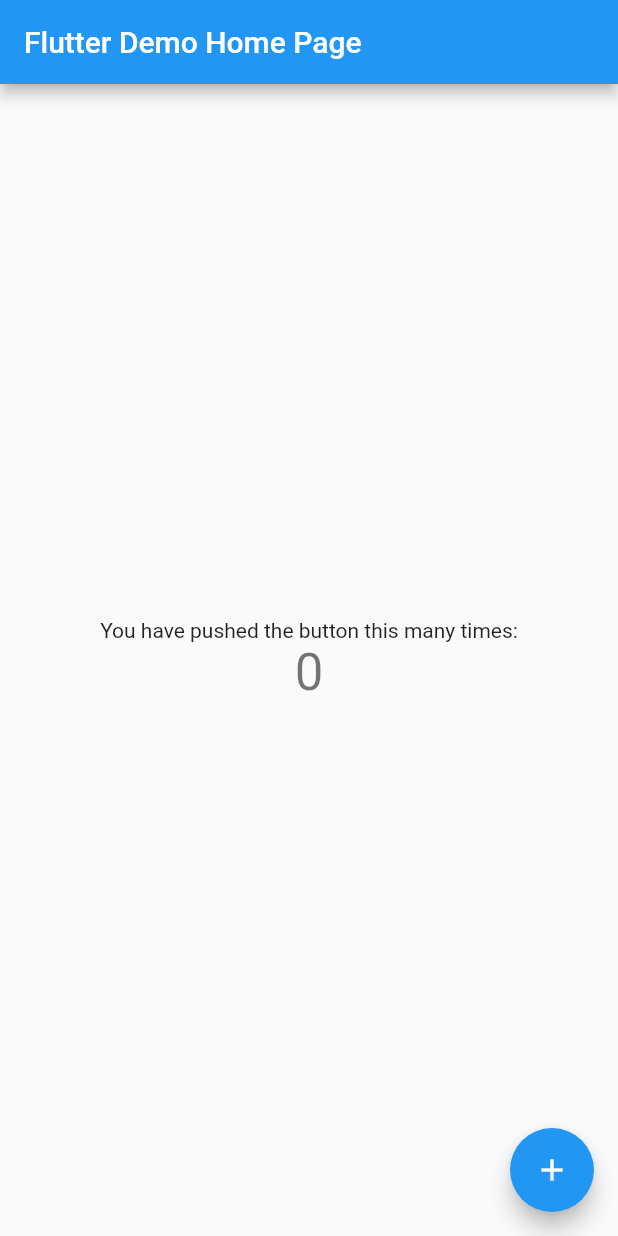
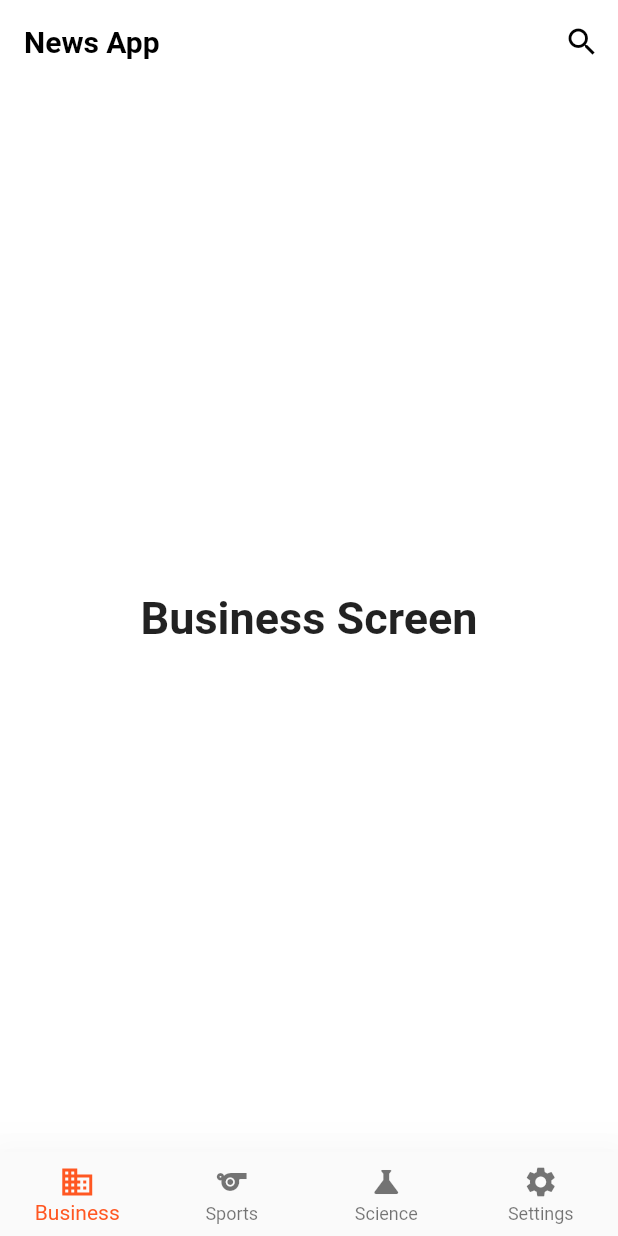
Before and after one commit to ahmedkamal22/NewsApp, a Flutter app: the screen it shows after launch, on a phone screen of 412 x 824 dp. Run offline on Flutter 3.47's test engine with Material 2 defaults, Android fonts, the light colour scheme and no system bars; our stand-ins replace bloc, flutter_bloc.

Commit message:
In this Branch I create bottom navigation bar items and toggled with them

```diff
--- /dev/null
+++ b/lib/layout/home.dart
@@ -0,0 +1,38 @@
+import 'package:flutter/cupertino.dart';
+import 'package:flutter/material.dart';
+import 'package:flutter_bloc/flutter_bloc.dart';
+import 'package:news_app/modules/business/business.dart';
+import 'package:news_app/shared/cubit/cubit.dart';
+import 'package:news_app/shared/cubit/states.dart';
+
+class Home extends StatelessWidget {
+  const Home({Key? key}) : super(key: key);
+
+  @override
+  Widget build(BuildContext context) {
+    return BlocProvider(
+      create: (BuildContext context) => NewsAppCubit(),
+      child: BlocConsumer<NewsAppCubit, NewsAppStates>(
+          listener: (context, state) {},
+          builder: (context, state) {
+            NewsAppCubit cubit = NewsAppCubit.get(context);
+            return Scaffold(
+              appBar: AppBar(
+                title: Text("News App"),
+                actions: [
+                  IconButton(onPressed: () {}, icon: Icon(Icons.search))
+                ],
+              ),
+              body: cubit.screens[cubit.currentIndex],
+              bottomNavigationBar: BottomNavigationBar(
+                currentIndex: cubit.currentIndex,
+                onTap: (index) {
+                  cubit.changeIndex(index);
+                },
+                items: cubit.items,
+              ),
+            );
+          }),
+    );
+  }
+}
--- a/lib/main.dart
+++ b/lib/main.dart
@@ -1,11 +1,14 @@
 import 'package:bloc/bloc.dart';
 import 'package:flutter/material.dart';
+import 'package:flutter/services.dart';
 import 'package:news_app/shared/components/constants.dart';
+
+import 'layout/home.dart';
 
 void main() {
   BlocOverrides.runZoned(
-        () {
-          runApp(const MyApp());
+    () {
+      runApp(MyApp());
     },
     blocObserver: MyBlocObserver(),
   );
@@ -18,106 +21,27 @@
   @override
   Widget build(BuildContext context) {
     return MaterialApp(
-      title: 'Flutter Demo',
+      debugShowCheckedModeBanner: false,
       theme: ThemeData(
-        // This is the theme of your application.
-        //
-        // Try running your application with "flutter run". You'll see the
-        // application has a blue toolbar. Then, without quitting the app, try
-        // changing the primarySwatch below to Colors.green and then invoke
-        // "hot reload" (press "r" in the console where you ran "flutter run",
-        // or simply save your changes to "hot reload" in a Flutter IDE).
-        // Notice that the counter didn't reset back to zero; the application
-        // is not restarted.
-        primarySwatch: Colors.blue,
+        scaffoldBackgroundColor: Colors.white,
+        appBarTheme: AppBarTheme(
+          color: Colors.white,
+          elevation: 0.0,
+          titleTextStyle: TextStyle(
+              color: Colors.black, fontWeight: FontWeight.bold, fontSize: 20.0),
+          iconTheme: IconThemeData(color: Colors.black),
+          systemOverlayStyle: SystemUiOverlayStyle(
+            statusBarColor: Colors.white,
+            statusBarIconBrightness: Brightness.dark,
+          ),
+        ),
+        bottomNavigationBarTheme: BottomNavigationBarThemeData(
+          selectedItemColor: Colors.deepOrange,
+          type: BottomNavigationBarType.fixed,
+          elevation: 30.0,
+        ),
       ),
-      debugShowCheckedModeBanner: false,
-      home: const MyHomePage(title: 'Flutter Demo Home Page'),
+      home: Home(),
     );
   }
 }
-
-class MyHomePage extends StatefulWidget {
-  const MyHomePage({Key? key, required this.title}) : super(key: key);
-
-  // This widget is the home page of your application. It is stateful, meaning
-  // that it has a State object (defined below) that contains fields that affect
-  // how it looks.
-
-  // This class is the configuration for the state. It holds the values (in this
-  // case the title) provided by the parent (in this case the App widget) and
-  // used by the build method of the State. Fields in a Widget subclass are
-  // always marked "final".
-
-  final String title;
-
-  @override
-  State<MyHomePage> createState() => _MyHomePageState();
-}
-
-class _MyHomePageState extends State<MyHomePage> {
-  int _counter = 0;
-
-  void _incrementCounter() {
-    setState(() {
-      // This call to setState tells the Flutter framework that something has
-      // changed in this State, which causes it to rerun the build method below
-      // so that the display can reflect the updated values. If we changed
-      // _counter without calling setState(), then the build method would not be
-      // called again, and so nothing would appear to happen.
-      _counter++;
-    });
-  }
-
-  @override
-  Widget build(BuildContext context) {
-    // This method is rerun every time setState is called, for instance as done
-    // by the _incrementCounter method above.
-    //
-    // The Flutter framework has been optimized to make rerunning build methods
-    // fast, so that you can just rebuild anything that needs updating rather
-    // than having to individually change instances of widgets.
-    return Scaffold(
-      appBar: AppBar(
-        // Here we take the value from the MyHomePage object that was created by
-        // the App.build method, and use it to set our appbar title.
-        title: Text(widget.title),
-      ),
-      body: Center(
-        // Center is a layout widget. It takes a single child and positions it
-        // in the middle of the parent.
-        child: Column(
-          // Column is also a layout widget. It takes a list of children and
-          // arranges them vertically. By default, it sizes itself to fit its
-          // children horizontally, and tries to be as tall as its parent.
-          //
-          // Invoke "debug painting" (press "p" in the console, choose the
-          // "Toggle Debug Paint" action from the Flutter Inspector in Android
-          // Studio, or the "Toggle Debug Paint" command in Visual Studio Code)
-          // to see the wireframe for each widget.
-          //
-          // Column has various properties to control how it sizes itself and
-          // how it positions its children. Here we use mainAxisAlignment to
-          // center the children vertically; the main axis here is the vertical
-          // axis because Columns are vertical (the cross axis would be
-          // horizontal).
-          mainAxisAlignment: MainAxisAlignment.center,
-          children: <Widget>[
-            const Text(
-              'You have pushed the button this many times:',
-            ),
-            Text(
-              '$_counter',
-              style: Theme.of(context).textTheme.headline4,
-            ),
-          ],
-        ),
-      ),
-      floatingActionButton: FloatingActionButton(
-        onPressed: _incrementCounter,
-        tooltip: 'Increment',
-        child: const Icon(Icons.add),
-      ), // This trailing comma makes auto-formatting nicer for build methods.
-    );
-  }
-}
--- /dev/null
+++ b/lib/modules/business/business.dart
@@ -0,0 +1,18 @@
+import 'package:flutter/material.dart';
+
+class Business extends StatelessWidget {
+  const Business({Key? key}) : super(key: key);
+
+  @override
+  Widget build(BuildContext context) {
+    return Center(
+      child: Text(
+        "Business Screen",
+        style: TextStyle(
+          fontWeight: FontWeight.bold,
+          fontSize: 30,
+        ),
+      ),
+    );
+  }
+}
--- /dev/null
+++ b/lib/modules/science/science.dart
@@ -0,0 +1,18 @@
+import 'package:flutter/material.dart';
+
+class Science extends StatelessWidget {
+  const Science({Key? key}) : super(key: key);
+
+  @override
+  Widget build(BuildContext context) {
+    return Center(
+      child: Text(
+        "Science Screen",
+        style: TextStyle(
+          fontWeight: FontWeight.bold,
+          fontSize: 30,
+        ),
+      ),
+    );
+  }
+}
--- /dev/null
+++ b/lib/modules/settings/settings.dart
@@ -0,0 +1,18 @@
+import 'package:flutter/material.dart';
+
+class Settings extends StatelessWidget {
+  const Settings({Key? key}) : super(key: key);
+
+  @override
+  Widget build(BuildContext context) {
+    return Center(
+      child: Text(
+        "Settings Screen",
+        style: TextStyle(
+          fontWeight: FontWeight.bold,
+          fontSize: 30,
+        ),
+      ),
+    );
+  }
+}
--- /dev/null
+++ b/lib/modules/sports/sports.dart
@@ -0,0 +1,18 @@
+import 'package:flutter/material.dart';
+
+class Sports extends StatelessWidget {
+  const Sports({Key? key}) : super(key: key);
+
+  @override
+  Widget build(BuildContext context) {
+    return Center(
+      child: Text(
+        "Sports Screen",
+        style: TextStyle(
+          fontWeight: FontWeight.bold,
+          fontSize: 30,
+        ),
+      ),
+    );
+  }
+}
--- a/lib/shared/cubit/cubit.dart
+++ b/lib/shared/cubit/cubit.dart
@@ -0,0 +1,36 @@
+import 'package:flutter/material.dart';
+import 'package:flutter_bloc/flutter_bloc.dart';
+import 'package:news_app/modules/business/business.dart';
+import 'package:news_app/modules/science/science.dart';
+import 'package:news_app/modules/settings/settings.dart';
+import 'package:news_app/modules/sports/sports.dart';
+import 'package:news_app/shared/cubit/states.dart';
+
+class NewsAppCubit extends Cubit<NewsAppStates> {
+  NewsAppCubit() : super(InitialState());
+
+  static NewsAppCubit get(context) => BlocProvider.of(context);
+  int currentIndex = 0;
+
+  List<Widget> screens = [
+    Business(),
+    Sports(),
+    Science(),
+    Settings(),
+  ];
+
+  List<BottomNavigationBarItem> items = [
+    BottomNavigationBarItem(
+      icon: Icon(Icons.business),
+      label: "Business",
+    ),
+    BottomNavigationBarItem(icon: Icon(Icons.sports), label: "Sports"),
+    BottomNavigationBarItem(icon: Icon(Icons.science), label: "Science"),
+    BottomNavigationBarItem(icon: Icon(Icons.settings), label: "Settings"),
+  ];
+
+  void changeIndex(int index) {
+    currentIndex = index;
+    emit(BottomNavIndexState());
+  }
+}
--- a/lib/shared/cubit/states.dart
+++ b/lib/shared/cubit/states.dart
@@ -0,0 +1,5 @@
+abstract class NewsAppStates {}
+
+class InitialState extends NewsAppStates {}
+
+class BottomNavIndexState extends NewsAppStates {}
```
